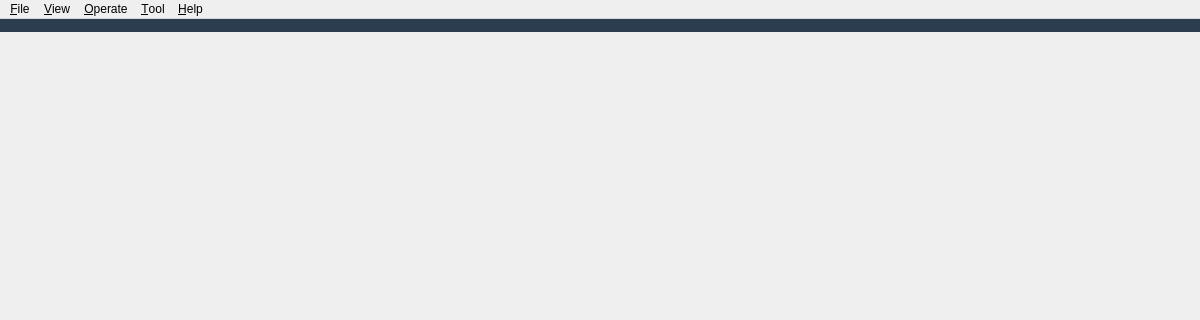
Before: the Qt Designer form source/wnd/mainwindow.ui in ww4u/mct-h2, drawn with Qt 5; both pictures show x 0 to 1200 and y 0 to 320 of the 1200 by 900 pixel window.
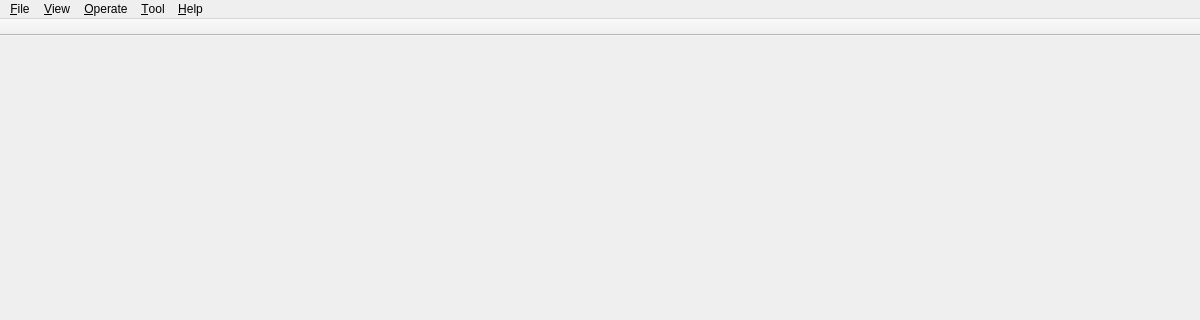
After: the same form once the commit is applied. Icons and pictures are not drawn.

```diff
--- a/source/wnd/mainwindow.ui
+++ b/source/wnd/mainwindow.ui
@@ -116,21 +116,17 @@
    <property name="autoFillBackground">
     <bool>false</bool>
    </property>
-   <property name="styleSheet">
-    <string notr="true">border-color: rgba(0, 0, 255, 0);
-background-color: rgba(44, 61, 79, 255);</string>
-   </property>
    <property name="movable">
     <bool>false</bool>
    </property>
    <property name="iconSize">
     <size>
-     <width>60</width>
+     <width>50</width>
      <height>50</height>
     </size>
    </property>
    <property name="toolButtonStyle">
-    <enum>Qt::ToolButtonIconOnly</enum>
+    <enum>Qt::ToolButtonTextBesideIcon</enum>
    </property>
    <property name="floatable">
     <bool>true</bool>
```
Left out of the diff: 19 changed lines with no effect on the pictures.
